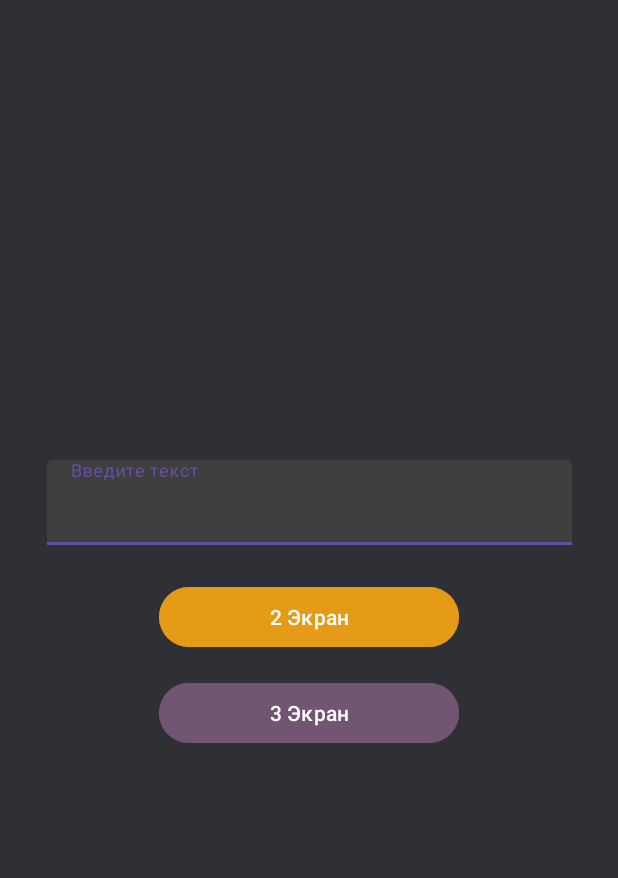
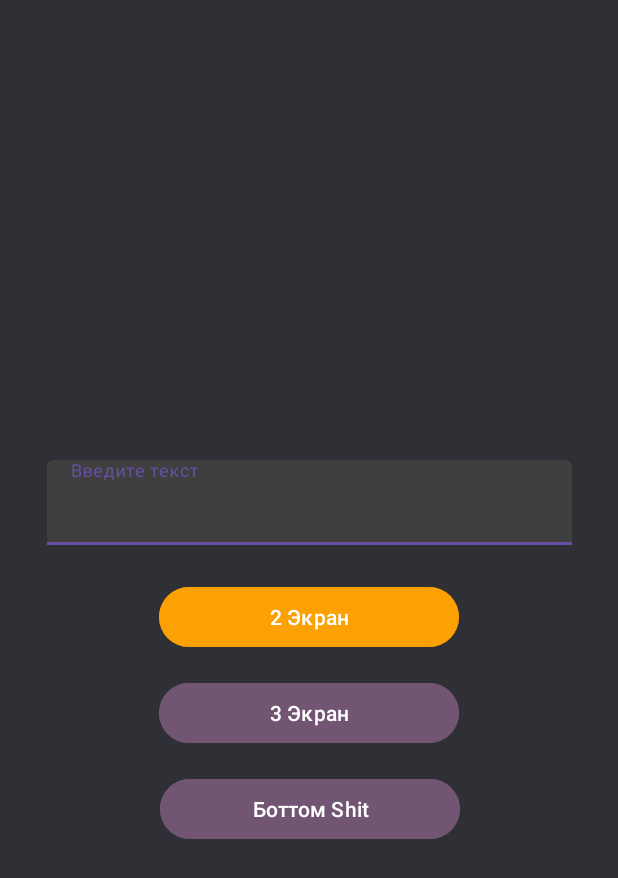
Before and after one commit to yaildarr/ITISAndroidHomeworks, an Android app: the screen it shows after launch (MainActivity), on a phone screen of 412 x 824 dp. Shown: the top 878 px of the screen. Run offline under Robolectric (Android 15) with nearby library versions, the phone set to English and light mode, and no system bars.

Commit message:
hw1 optional task done

```diff
--- a/hw1_fragments/build.gradle.kts
+++ b/hw1_fragments/build.gradle.kts
@@ -28,6 +28,7 @@ android {
             )
         }
     }
+
     compileOptions {
         sourceCompatibility = JavaVersion.VERSION_1_8
         targetCompatibility = JavaVersion.VERSION_1_8
--- a/hw1_fragments/src/main/java/itis/android/hw1_fragments/MainActivity.kt
+++ b/hw1_fragments/src/main/java/itis/android/hw1_fragments/MainActivity.kt
@@ -20,9 +20,14 @@ class MainActivity : AppCompatActivity(R.layout.activity_main) {
         viewBinding = ActivityMainBinding.inflate(layoutInflater)
         setContentView(viewBinding.root)
         enableEdgeToEdge()
-        supportFragmentManager.beginTransaction()
-            .add(mainContainerId, FirstFragment())
-            .commit()
+
+        if (savedInstanceState == null) {
+            supportFragmentManager.beginTransaction().apply {
+                supportFragmentManager.beginTransaction()
+                    .add(mainContainerId, FirstFragment(),firstFragmentTag)
+                    .commit()
+            }
+        }
     }
     fun navigate(navClass: NavigateClasses, bundle: Bundle? = null){
         if (navClass.equals(NavigateClasses.SECOND)) {
@@ -94,5 +99,6 @@ class MainActivity : AppCompatActivity(R.layout.activity_main) {
 
     companion object{
         val secondFragment: SecondFragment = SecondFragment()
+        const val firstFragmentTag = "FirstFragment"
     }
 }
--- a/hw1_fragments/src/main/java/itis/android/hw1_fragments/NavigateClasses.kt
+++ b/hw1_fragments/src/main/java/itis/android/hw1_fragments/NavigateClasses.kt
@@ -1,5 +1,5 @@
 package itis.android.hw1_fragments
 
 enum class NavigateClasses {
-    SECOND, THIRD, FRSECONTDOTHIRD
+    SECOND, THIRD, FRSECONTDOTHIRD, BOTTOMSHEET
 }
--- a/hw1_fragments/src/main/java/itis/android/hw1_fragments/SecondFragment.kt
+++ b/hw1_fragments/src/main/java/itis/android/hw1_fragments/SecondFragment.kt
@@ -12,16 +12,14 @@ class SecondFragment : Fragment(R.layout.fragment_second) {
 
     private lateinit var value: String
 
-    private val bundle = Bundle()
-
-
 
     override fun onViewCreated(view: View, savedInstanceState: Bundle?) {
         super.onViewCreated(view, savedInstanceState)
-        value = if (!arguments?.getString("textInput").isNullOrEmpty()) {
-            arguments?.getString("textInput").toString()
+        val bundle = Bundle()
+        value = if (!arguments?.getString(textInputString).isNullOrEmpty()) {
+            arguments?.getString(textInputString).toString()
         } else {
-            "Стандартный текст"
+            defaultTextString
         }
         viewBinding = FragmentSecondBinding.bind(view)
         with (viewBinding){
@@ -30,7 +28,7 @@ class SecondFragment : Fragment(R.layout.fragment_second) {
             }
             button3.setOnClickListener{
                 (textOut.text).let {
-                    bundle.putString("textInput",it.toString())
+                    bundle.putString(textInputString,it.toString())
                 }
                 (requireActivity() as? MainActivity)?.apply {
                     navigate(NavigateClasses.FRSECONTDOTHIRD,bundle)
@@ -45,5 +43,7 @@ class SecondFragment : Fragment(R.layout.fragment_second) {
                 arguments = bundle
             }
         }
+        val defaultTextString = "Стандартный текст"
+        val textInputString = "textInput"
     }
 }
--- a/hw1_fragments/src/main/res/layout/fragment_first.xml
+++ b/hw1_fragments/src/main/res/layout/fragment_first.xml
@@ -18,7 +18,7 @@
             android:layout_marginStart="1dp"
             android:layout_marginEnd="1dp"
             android:textColorHint="@color/white"
-            app:boxBackgroundColor="#3F3F3F"
+            app:boxBackgroundColor="@color/editTextBackground"
             app:boxBackgroundMode="filled"
             app:layout_constraintBottom_toBottomOf="parent"
             app:layout_constraintEnd_toEndOf="parent"
@@ -39,7 +39,7 @@
             android:layout_height="wrap_content"
             android:layout_marginTop="24dp"
             android:text="@string/Second_screen"
-            android:backgroundTint="#DDE99D18"
+            android:backgroundTint="@color/button"
             app:layout_constraintEnd_toEndOf="parent"
             app:layout_constraintStart_toStartOf="parent"
             app:layout_constraintTop_toBottomOf="@+id/textInputLayout" />
@@ -55,6 +55,18 @@
             app:layout_constraintStart_toStartOf="parent"
             app:layout_constraintTop_toBottomOf="@+id/ActionBtn2" />
 
+        <Button
+            android:id="@+id/ActionBtn4"
+            android:layout_width="200dp"
+            android:layout_height="wrap_content"
+            android:layout_marginTop="16dp"
+            android:backgroundTint="@color/material_dynamic_tertiary40"
+            android:text="Боттом Shit"
+            app:layout_constraintEnd_toEndOf="parent"
+            app:layout_constraintHorizontal_bias="0.502"
+            app:layout_constraintStart_toStartOf="parent"
+            app:layout_constraintTop_toBottomOf="@+id/ActionBtn3" />
+
     </androidx.constraintlayout.widget.ConstraintLayout>
 
 </FrameLayout>
--- a/hw1_fragments/src/main/res/layout/fragment_second.xml
+++ b/hw1_fragments/src/main/res/layout/fragment_second.xml
@@ -36,7 +36,7 @@
             android:layout_height="wrap_content"
             android:layout_marginTop="24dp"
             android:text="@string/Third_screen"
-            android:backgroundTint="#DDE99D18"
+            android:backgroundTint="@color/button"
             app:layout_constraintEnd_toEndOf="parent"
             app:layout_constraintStart_toStartOf="parent"
             app:layout_constraintTop_toBottomOf="@+id/textOut" />
--- a/hw1_fragments/src/main/res/values/colors.xml
+++ b/hw1_fragments/src/main/res/values/colors.xml
@@ -3,4 +3,6 @@
     <color name="black">#FF000000</color>
     <color name="white">#FFFFFFFF</color>
     <color name="button">#DDFFA303</color>
+    <color name="editTextBackground">#3F3F3F</color>
+    <color name="bottomSheetBackground">#DD5A5A5A</color>
 </resources>
--- a/hw1_fragments/src/main/res/values/strings.xml
+++ b/hw1_fragments/src/main/res/values/strings.xml
@@ -5,4 +5,5 @@
     <string name="Third_screen">3 Экран</string>
     <string name="input">Введите текст</string>
     <string name="DeafultText">Стандартный текст</string>
+    <string name="Submit">Подтвердить</string>
 </resources>
```
Also changed, not shown: hw1_fragments/src/main/java/itis/android/hw1_fragments/BottomSheetFragment.kt (added, +63 -0 lines), hw1_fragments/src/main/java/itis/android/hw1_fragments/FirstFragment.kt (+41 -7 lines), hw1_fragments/src/main/java/itis/android/hw1_fragments/ThirdFragment.kt (+6 -4 lines), hw1_fragments/src/main/res/layout/dialog_bottom_sheet.xml (added, +61 -0 lines).
